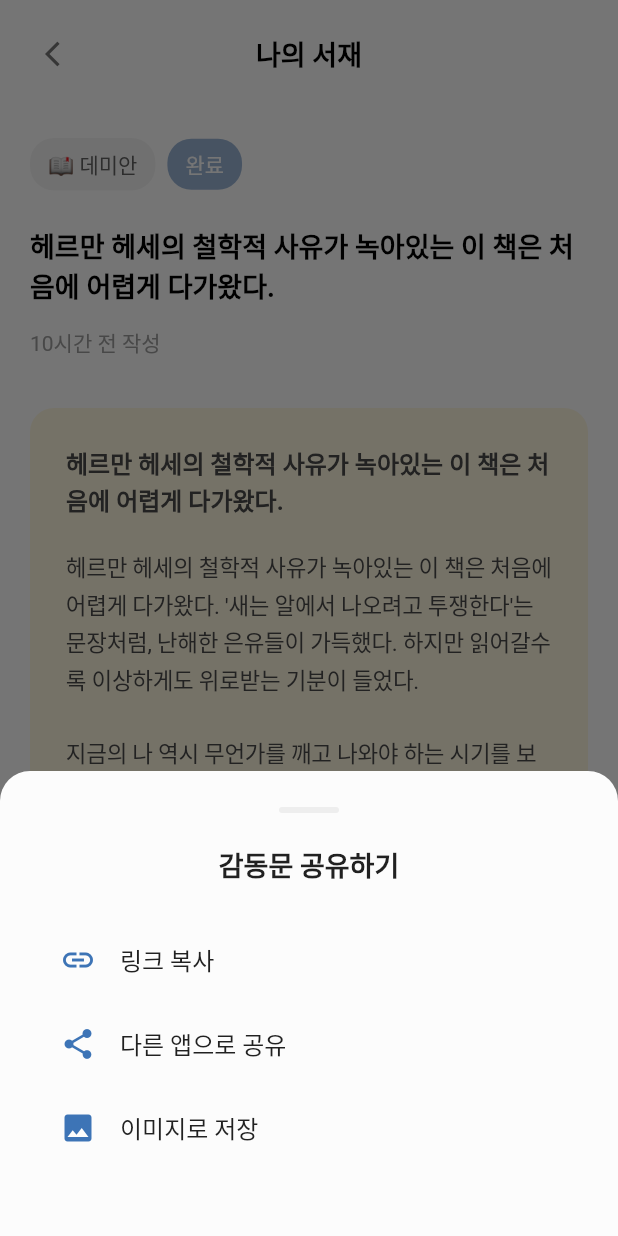
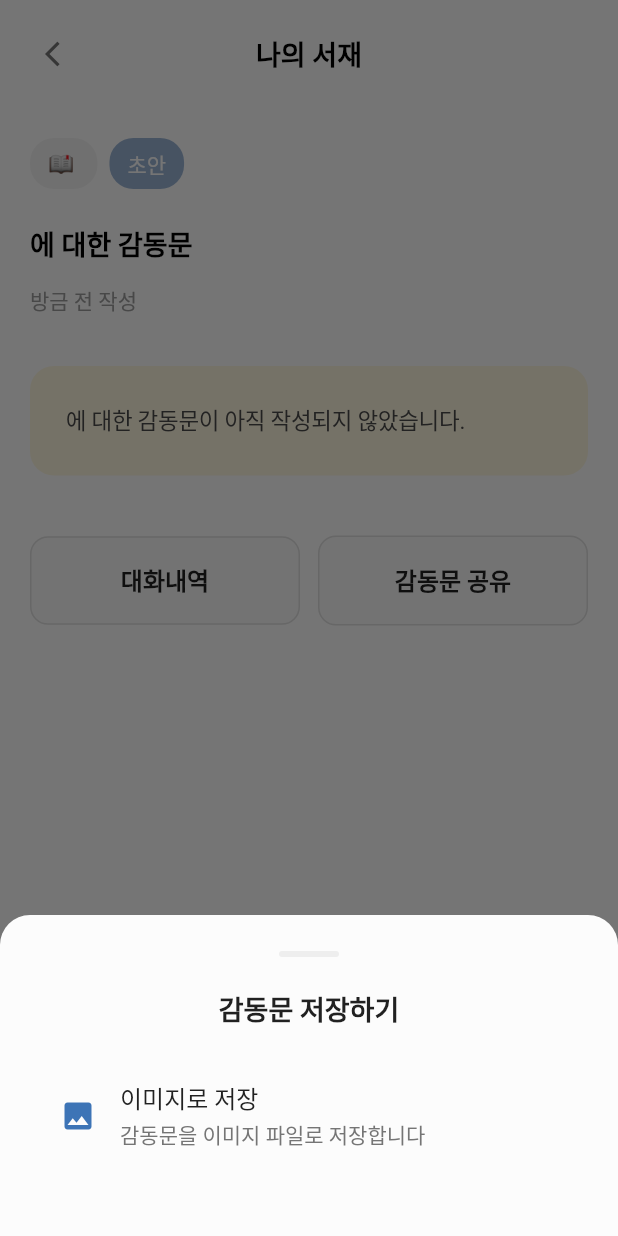
Before and after one commit to youngjunFe/BookAgent, a Flutter app: the ReviewDetailPage screen opened directly with empty values, after a tap on "감동문 공유", on a phone screen of 412 x 824 dp. Run offline on Flutter 3.47's test engine with Material 3 defaults, Android fonts, the phone set to English and light mode, and no system bars; our stand-ins replace file_picker, flutter_dotenv, google_fonts, google_sign_in, shared_preferences, sign_in_with_apple and 1 more; missing offline and left inert: dart:html; accounts and stored records are empty; Roboto replaces fonts that are missing (Pretendard); statements that could not run were skipped.

Commit message:
Use real review data in review detail page
- Replace dummy data with actual review data in review detail
- Show real book title in tag instead of hardcoded '데미안'
- Display actual review status (초안/완료/게시)
- Use real review title and content instead of placeholder text
- Show actual creation/update timestamp
- Remove hardcoded dummy content from review detail view

```diff
--- a/lib/features/review/presentation/review_detail_page.dart
+++ b/lib/features/review/presentation/review_detail_page.dart
@@ -55,18 +55,18 @@ class ReviewDetailPage extends StatelessWidget {
                     // 상단 태그들
                     Row(
                       children: [
-                        _buildTag('📖 데미안', false),
+                        _buildTag('📖 ${review.bookTitle}', false),
                         const SizedBox(width: 8),
-                        _buildTag('완료', true),
+                        _buildTag(review.statusText, true),
                       ],
                     ),
 
                     const SizedBox(height: 24),
 
                     // 제목
-                    const Text(
-                      '헤르만 헤세의 철학적 사유가 녹아있는 이 책은 처음에 어렵게 다가왔다.',
-                      style: TextStyle(
+                    Text(
+                      review.title.isNotEmpty ? review.title : '${review.bookTitle}에 대한 감동문',
+                      style: const TextStyle(
                         fontSize: 18,
                         fontWeight: FontWeight.w700,
                         color: Colors.black,
@@ -77,9 +77,9 @@ class ReviewDetailPage extends StatelessWidget {
                     const SizedBox(height: 12),
 
                     // 작성 시간
-                    const Text(
-                      '10시간 전 작성',
-                      style: TextStyle(
+                    Text(
+                      '${_formatDateTime(review.updatedAt)} 전 작성',
+                      style: const TextStyle(
                         fontSize: 14,
                         color: Colors.grey,
                         fontWeight: FontWeight.w400,
@@ -99,24 +99,10 @@ class ReviewDetailPage extends StatelessWidget {
                       child: Column(
                         crossAxisAlignment: CrossAxisAlignment.start,
                         children: [
-                          const Text(
-                            '헤르만 헤세의 철학적 사유가 녹아있는 이 책은 처음에 어렵게 다가왔다.',
-                            style: TextStyle(
-                              fontSize: 16,
-                              fontWeight: FontWeight.w600,
-                              color: Color(0xFF4A4A4A),
-                              height: 1.5,
-                            ),
-                          ),
-
-                          const SizedBox(height: 20),
-
                           Text(
                             review.content.isNotEmpty
                                 ? review.content
-                                : '''헤르만 헤세의 철학적 사유가 녹아있는 이 책은 처음에 어렵게 다가왔다. '새는 알에서 나오려고 투쟁한다'는 문장처럼, 난해한 은유들이 가득했다. 하지만 읽어갈수록 이상하게도 위로받는 기분이 들었다.
-
-지금의 나 역시 무언가를 깨고 나와야 하는 시기를 보내고 있지 때문일까. 주인공 싱클레어를 이끌어주는 데미안의 모습에서, 내게도 그런 조력자가 있었으면 하는 바람과 동시에 나 또한 누군가의 데미안이 되고 싶다는 생각이 들었다. 이 책은 진정한 '나'를 찾아가는 여정에 대한 이야기다.''',
+                                : '${review.bookTitle}에 대한 감동문이 아직 작성되지 않았습니다.',
                             style: const TextStyle(
                               fontSize: 15,
                               color: Color(0xFF4A4A4A),
@@ -221,15 +207,13 @@ class ReviewDetailPage extends StatelessWidget {
     }
   }
 
-  void _showComingSoon(BuildContext context, String feature) {
+  void _saveAsImage(BuildContext context) {
+    // TODO: 실제 이미지 저장 기능 구현
     ScaffoldMessenger.of(context).showSnackBar(
-      SnackBar(
-        content: Text('$feature 기능은 준비 중입니다.'),
+      const SnackBar(
+        content: Text('이미지 저장 기능을 준비 중입니다.'),
         backgroundColor: AppColors.primary,
         behavior: SnackBarBehavior.floating,
-        shape: RoundedRectangleBorder(
-          borderRadius: BorderRadius.circular(8),
-        ),
       ),
     );
   }
@@ -264,7 +248,7 @@ class ReviewDetailPage extends StatelessWidget {
             ),
             const SizedBox(height: 20),
             const Text(
-              '감동문 공유하기',
+              '감동문 저장하기',
               style: TextStyle(
                 fontSize: 18,
                 fontWeight: FontWeight.w600,
@@ -273,27 +257,12 @@ class ReviewDetailPage extends StatelessWidget {
             ),
             const SizedBox(height: 20),
             ListTile(
-              leading: const Icon(Icons.link, color: AppColors.primary),
-              title: const Text('링크 복사'),
+              leading: const Icon(Icons.image, color: AppColors.primary),
+              title: const Text('이미지로 저장'),
+              subtitle: const Text('감동문을 이미지 파일로 저장합니다'),
               onTap: () {
                 Navigator.pop(context);
-                _showComingSoon(context, '링크 복사');
-              },
-            ),
-            ListTile(
-              leading: const Icon(Icons.share, color: AppColors.primary),
-              title: const Text('다른 앱으로 공유'),
-              onTap: () {
-                Navigator.pop(context);
-                _showComingSoon(context, '다른 앱으로 공유');
-              },
-            ),
-            ListTile(
-              leading: const Icon(Icons.image, color: AppColors.primary),
-              title: const Text('이미지로 저장'),
-              onTap: () {
-                Navigator.pop(context);
-                _showComingSoon(context, '이미지로 저장');
+                _saveAsImage(context);
               },
             ),
             const SizedBox(height: 20),
```
Also changed, not shown: 4 other files.
